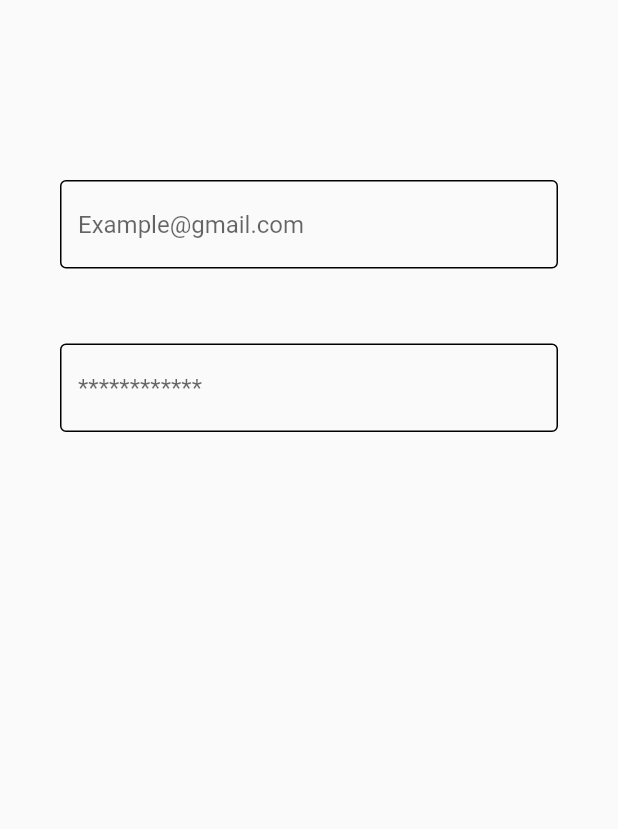
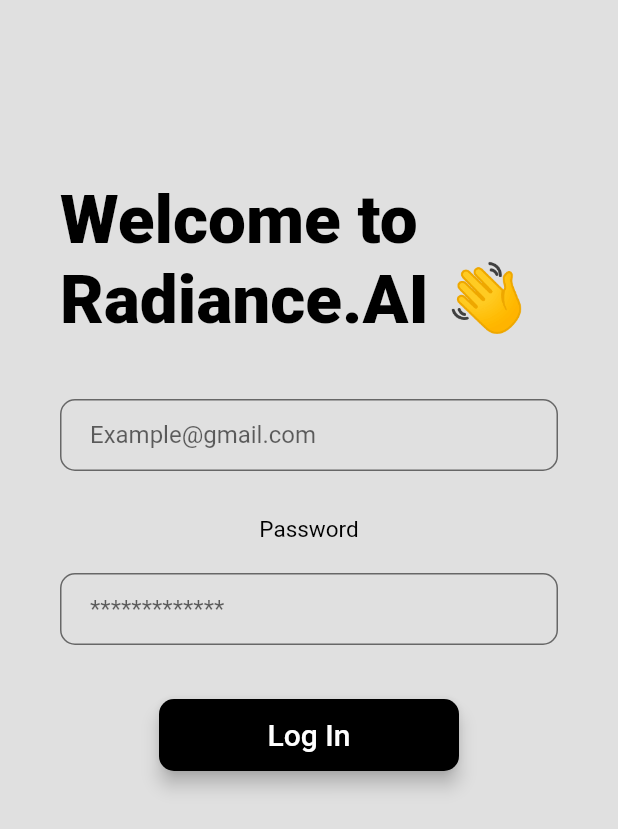
Before and after one commit to iivvy/RadianceMobile, a Flutter app: the screen it shows after launch, on a phone screen of 412 x 824 dp. Shown: the top 829 px of the screen. Run offline on Flutter 3.47's test engine with Material 2 defaults, Android fonts, the light colour scheme and no system bars.

Commit message:
login page

```diff
--- /dev/null
+++ b/lib/commons/Welcome.dart
@@ -0,0 +1,18 @@
+import 'package:flutter/cupertino.dart';
+import 'package:flutter/material.dart';
+
+class Welcome extends StatefulWidget {
+  const Welcome({super.key});
+
+  @override
+  State<Welcome> createState() => _WelcomeState();
+}
+
+class _WelcomeState extends State<Welcome> {
+  @override
+  Widget build(BuildContext context) {
+    return const Scaffold(
+      backgroundColor: Colors.red,
+    );
+  }
+}
--- a/lib/login/login.dart
+++ b/lib/login/login.dart
@@ -11,65 +11,113 @@
   @override
   Widget build(BuildContext context) {
     return Scaffold(
+      backgroundColor:Colors.grey.shade300,
       body: SafeArea(
         child: Form(
           key: formKey,
-          child: const SingleChildScrollView(
+          child:  SingleChildScrollView(
             child: Padding(
-              padding: EdgeInsets.only(top: 100, left: 20.0, right: 20.0),
+              padding: const EdgeInsets.only(top: 100, left: 20.0, right: 20.0),
               child: Column(
-                children: [
-                  // Image.asset("",height: 100,),
-                  // Card(
-                  //   shape: RoundedRectangleBorder(
-                  //     borderRadius: BorderRadius.circular(5),
-                  //   ),
-                  //   child:
+                children: <Widget>[
+                  const Padding(padding: EdgeInsets.all(20.0),
+                    child: Text('Welcome to Radiance.AI 👋',
+                      style: TextStyle(
+                        color: Colors.black,
+                        fontSize: 45.0,
+                        fontWeight: FontWeight.w900,
+                      ),
+                    ),
+                  ),
+
+
                   SizedBox(
                     height: 350,
                     child: Column(
                       children: [
-                        Padding(
+                        const Padding(
                           padding: EdgeInsets.all(20.0),
                           child: TextField(
-                            obscureText: true,
+
                             cursorColor: Colors.black,
                             decoration: InputDecoration(
+                                contentPadding:
+                                EdgeInsets.symmetric(vertical: 10.0, horizontal: 20.0),
+                                border: OutlineInputBorder(
+                                  borderRadius: BorderRadius.all(Radius.circular(10.0)),
+                                ),
                                 enabledBorder: OutlineInputBorder(
-                                  borderSide: BorderSide(color: Colors.black),
-                                  // borderRadius: BorderRadius.circular(100)
+                                  borderSide:
+                                  BorderSide(color: Colors.black54, width: 1.0),
+                                  borderRadius: BorderRadius.all(Radius.circular(10.0)),
                                 ),
                                 focusedBorder: OutlineInputBorder(
-                                  borderSide: BorderSide(color: Colors.black),
+                                  borderSide:
+                                  BorderSide(color: Colors.black, width: 2.0),
+                                  borderRadius: BorderRadius.all(Radius.circular(10.0)),
                                 ),
-                                border: OutlineInputBorder(
-                                    // borderRadius: BorderRadius.circular(100)
-                                    ),
                                 hintText: 'Example@gmail.com'),
                           ),
                         ),
-                        SizedBox(
+                        const SizedBox(
                           height: 10,
                         ),
-                        Padding(
-                          padding: const EdgeInsets.all(20.0),
+                        const Text('Password',
+                          style: TextStyle(
+                            color: Colors.black,
+                            fontSize: 15.0,
+                          ),
+                        ),
+                        const Padding(
+                          padding: EdgeInsets.all(20.0),
                           child: TextField(
+
                             obscureText: true,
                             cursorColor: Colors.blueGrey,
                             decoration: InputDecoration(
+                                contentPadding:
+                                EdgeInsets.symmetric(vertical: 10.0, horizontal: 20.0),
+                                border: OutlineInputBorder(
+                                  borderRadius: BorderRadius.all(Radius.circular(10.0)),
+                                ),
                                 enabledBorder: OutlineInputBorder(
-                                  borderSide: BorderSide(color: Colors.black),
-                                  // borderRadius: BorderRadius.circular(100)
+                                  borderSide:
+                                  BorderSide(color: Colors.black54, width: 1.0),
+                                  borderRadius: BorderRadius.all(Radius.circular(10.0)),
                                 ),
                                 focusedBorder: OutlineInputBorder(
-                                  borderSide: BorderSide(color: Colors.black),
+                                  borderSide:
+                                  BorderSide(color: Colors.black, width: 2.0),
+                                  borderRadius: BorderRadius.all(Radius.circular(10.0)),
                                 ),
-                                border: OutlineInputBorder(
-                                    // borderRadius: BorderRadius.circular(100)
-                                    ),
-                                hintText: '************'),
+                                hintText: '*************'),
                           ),
-                        )
+                        ),
+                        Padding(
+                          padding: const EdgeInsets.symmetric(vertical: 16.0),
+                          child: Material(
+                            color: Colors.black,
+                            borderRadius: const BorderRadius.all(Radius.circular(10.0)),
+                            elevation: 5.0,
+                            child: MaterialButton(
+
+                              minWidth: 200.0,
+                              height: 42.0,
+                              onPressed: () {
+                                Navigator.pushNamed(context, '/');},
+
+
+                              child: const Text(
+                                'Log In',
+                                style: TextStyle(
+                                  color: Colors.white,
+                                  fontSize: 20.0,
+                                ),
+
+                              ),
+                            ),
+                          ),
+                        ),
                       ],
                     ),
                   ),
```
Also changed, not shown: lib/main.dart (+29 -82 lines).
